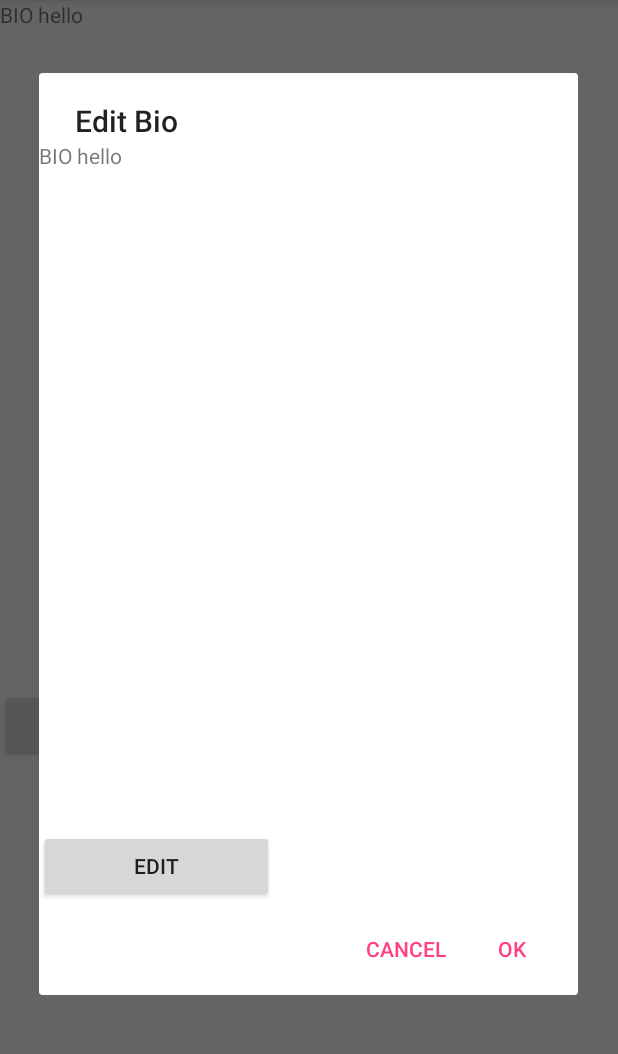
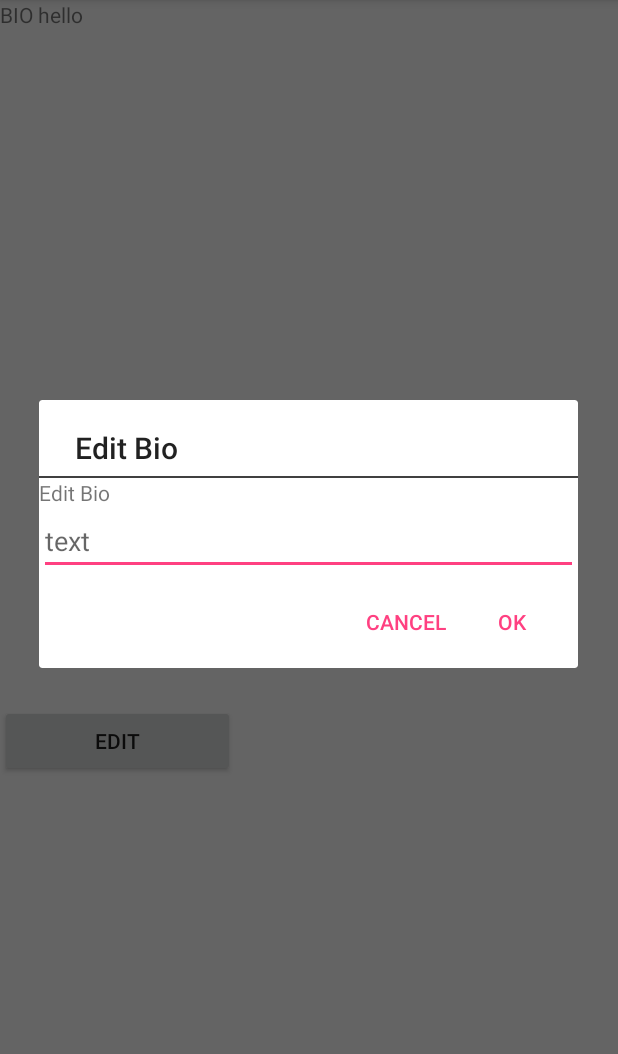
Before and after one commit to JustinCSJ/P12-MyDataBook, an Android app: the fragment BioFragment placed in its activity, after a tap on "EDIT", on a phone screen of 412 x 824 dp, the part 84-1138 px from its top. Run offline under Robolectric (Android 15) with nearby library versions, the phone set to English and light mode, and no system bars.

Commit message:
Updated the AlertDialog XML file and the fragment_bio XML file.

```diff
--- a/app/src/main/AndroidManifest.xml
+++ b/app/src/main/AndroidManifest.xml
@@ -21,7 +21,7 @@
         <activity
             android:name=".AboutUsActivity"
             android:parentActivityName=".MainActivity">
-            >
+
         </activity>
         <activity
             android:name=".AuthorDetails"
--- a/app/src/main/java/com/applicationdev/a15017573/p12_mydatabook/AboutUsActivity.java
+++ b/app/src/main/java/com/applicationdev/a15017573/p12_mydatabook/AboutUsActivity.java
@@ -13,7 +13,7 @@ public class AboutUsActivity extends AppCompatActivity {
 
     ActionBar ab;
     ListView lv;
-    String [] authors = {"Ah Cheng", "Ah Justin"};
+    String [] authors = {"Ah Cheng", "Ah Jun"};
 
     @Override
     protected void onCreate(Bundle savedInstanceState) {
--- a/app/src/main/java/com/applicationdev/a15017573/p12_mydatabook/BioFragment.java
+++ b/app/src/main/java/com/applicationdev/a15017573/p12_mydatabook/BioFragment.java
@@ -38,13 +38,15 @@ public class BioFragment extends Fragment {
         btnEdit = (Button) v.findViewById(R.id.btnEdit);
         // dbh = new DBHelper(getActivity());
 
+
+
         btnEdit.setOnClickListener(new View.OnClickListener() {
             @Override
             public void onClick(View view) {
                 //set the dialog title
-                final View editView = inflater.inflate(R.layout.fragment_bio, null);
+                final View editView = inflater.inflate(R.layout.editphrase, null);
                 editTextPassPhrase = (EditText) editView.findViewById(R.id.editTextPassPhrase);
-                editTextPassPhrase.setText(tvContent.getText());
+                //editTextPassPhrase.setText(tvContent.getText());
                 AlertDialog.Builder builder = new AlertDialog.Builder(getActivity());
                 //set title
                 builder.setTitle("Edit Bio")
@@ -53,8 +55,7 @@ public class BioFragment extends Fragment {
                             @Override
                             public void onClick(DialogInterface dialog, int id) {
 
-
-                                tvContent.setText(editTextPassPhrase.getText());
+                                tvContent.setText(editTextPassPhrase.getText().toString());
                             }
                         })
                         .setNegativeButton("Cancel", new DialogInterface.OnClickListener() {
--- a/app/src/main/res/layout/activity_author_details.xml
+++ b/app/src/main/res/layout/activity_author_details.xml
@@ -12,7 +12,7 @@
         android:layout_width="match_parent"
         android:layout_height="wrap_content"
         android:text="TextView"
-        android:textAppearance="@android:style/TextAppearance.DeviceDefault.Large" />
+        android:textAppearance="@android:style/TextAppearance.DeviceDefault.Large"/>
 
     <ImageView
         android:id="@+id/iv"
@@ -25,5 +25,5 @@
         android:layout_width="match_parent"
         android:layout_height="wrap_content"
         android:text="TextView"
-        android:textAppearance="@android:style/TextAppearance.DeviceDefault.Large" />
+        android:textAppearance="@android:style/TextAppearance.DeviceDefault.Large"/>
 </LinearLayout>
--- a/app/src/main/res/layout/editphrase.xml
+++ b/app/src/main/res/layout/editphrase.xml
@@ -2,6 +2,12 @@
 <LinearLayout xmlns:android="http://schemas.android.com/apk/res/android"
     android:orientation="vertical" android:layout_width="match_parent"
     android:layout_height="match_parent">
+
+    <View
+        android:layout_width="fill_parent"
+        android:layout_height="1dp"
+        android:layout_marginTop="5dp"
+        android:background="#404040" />
 
     <TextView
         android:id="@+id/tvTitle"
@@ -9,17 +15,11 @@
         android:layout_height="wrap_content"
         android:text="Edit Bio" />
 
-    <View
-        android:layout_width="fill_parent"
-        android:layout_height="1dp"
-        android:layout_marginTop="5dp"
-        android:background="#404040" />
-
     <EditText
         android:id="@+id/editTextPassPhrase"
-        android:layout_width="wrap_content"
+        android:layout_width="match_parent"
         android:layout_height="wrap_content"
         android:ems="10"
-        android:hint="text"></EditText>
+        android:hint="text">Enter here</EditText>
 
 </LinearLayout>
--- a/app/src/main/res/layout/fragment_bio.xml
+++ b/app/src/main/res/layout/fragment_bio.xml
@@ -13,14 +13,18 @@
         <TextView
             android:id="@+id/tvContent"
             android:layout_width="match_parent"
-            android:layout_height="459dp"
+            android:layout_height="470dp"
             android:text="BIO hello" />
 
         <Button
             android:id="@+id/btnEdit"
             android:layout_width="wrap_content"
             android:layout_height="wrap_content"
+            android:layout_alignParentBottom="true"
+            android:layout_alignParentLeft="true"
+            android:layout_alignParentStart="true"
             android:hint="hello_blank_fragment"
             android:text="Edit" />
+
     </LinearLayout>
 </FrameLayout>
```
Also changed, not shown: app/src/main/java/com/applicationdev/a15017573/p12_mydatabook/MainActivity.java (+8 -0 lines), app/src/main/res/layout/fragment_anniversary.xml (+12 -4 lines), app/src/main/res/layout/fragment_vaccination.xml (+12 -4 lines).
